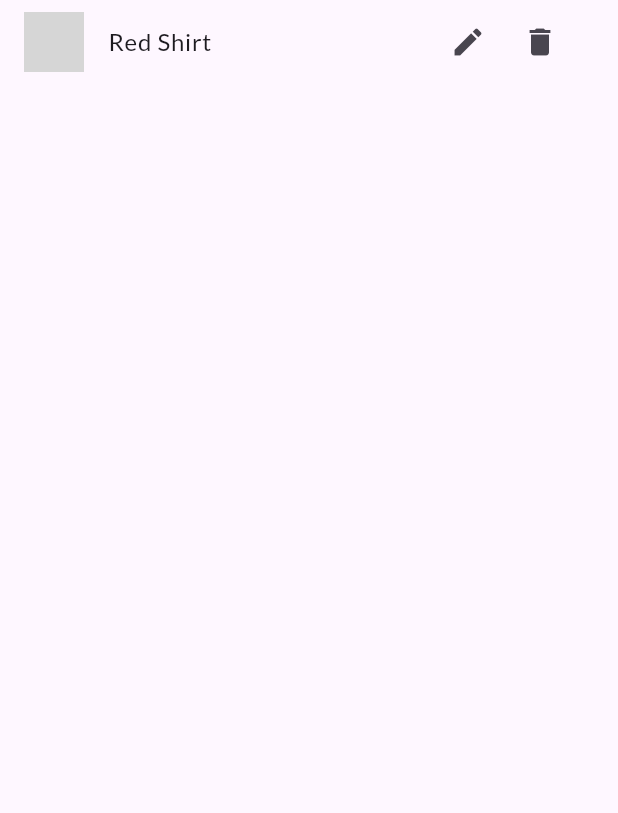
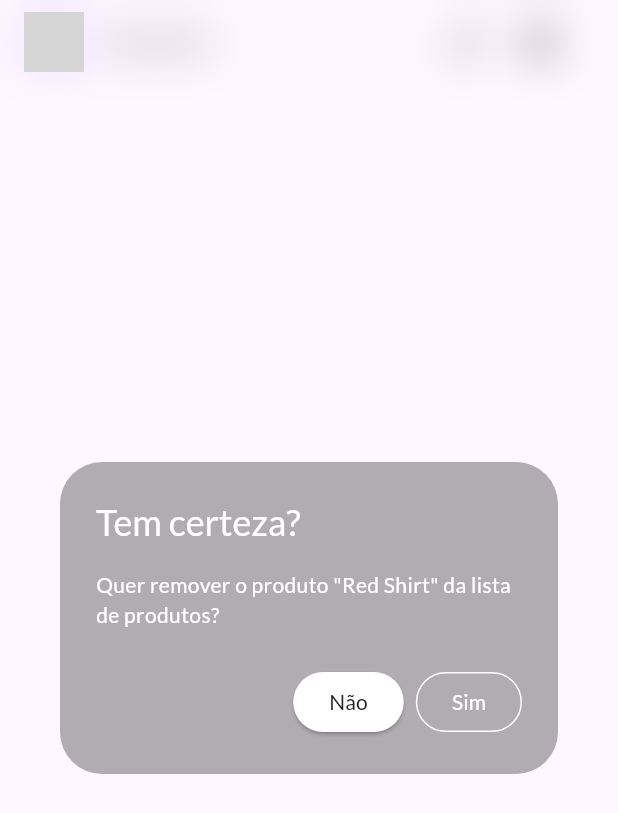
Before and after one commit to evertonbrunosds/Shop-FRONTEND, a Flutter app: the ProductItem widget shown alone on an empty page, opened directly with sample values from the repository, after a tap on the "delete" icon, on a phone screen of 412 x 824 dp. Shown: the top 813 px of the screen. Run offline on Flutter 3.47's test engine with Material 3 defaults, Android fonts, the phone set to English and light mode, and no system bars; network calls fail; grey boxes are pictures that could not be loaded.

Commit message:
v3.1 - exclusão de produto con confirmação

```diff
--- a/lib/components/product_item.dart
+++ b/lib/components/product_item.dart
@@ -1,3 +1,5 @@
+import 'dart:ui';
+
 import 'package:flutter/material.dart';
 import 'package:provider/provider.dart';
 import 'package:shop/models/product.dart';
@@ -7,6 +9,55 @@ import 'package:shop/utils/app_routes.dart';
 class ProductItem extends StatelessWidget {
   final Product product;
   const ProductItem({super.key, required this.product});
+
+  Future<bool?> confirm(final BuildContext context, {required String name}) {
+    final colorScheme = Theme.of(context).colorScheme;
+    return showDialog<bool>(
+      barrierColor: Colors.transparent,
+      context: context,
+      builder: (_) => BackdropFilter(
+        filter: ImageFilter.blur(sigmaX: 15, sigmaY: 15),
+        child: AlertDialog(
+          backgroundColor: colorScheme.background,
+          surfaceTintColor: Colors.transparent,
+          title: Text(
+            'Tem certeza?',
+            style: TextStyle(color: colorScheme.secondary),
+          ),
+          content: Text(
+            'Quer remover o produto "$name" da lista de produtos?',
+            style: TextStyle(color: colorScheme.secondary),
+          ),
+          actions: [
+            ElevatedButton(
+              style: ElevatedButton.styleFrom(
+                backgroundColor: colorScheme.secondary,
+              ),
+              onPressed: () => Navigator.of(context).pop(false),
+              child: Text(
+                'Não',
+                style: TextStyle(color: colorScheme.primary),
+              ),
+            ),
+            OutlinedButton(
+              style: OutlinedButton.styleFrom(
+                side: BorderSide(
+                  color: colorScheme.secondary,
+                ),
+              ),
+              onPressed: () {
+                Navigator.of(context).pop(true);
+              },
+              child: Text(
+                'Sim',
+                style: TextStyle(color: colorScheme.secondary),
+              ),
+            ),
+          ],
+        ),
+      ),
+    );
+  }
 
   @override
   Widget build(final BuildContext context) {
@@ -27,10 +78,16 @@ class ProductItem extends StatelessWidget {
               icon: const Icon(Icons.edit),
             ),
             IconButton(
-              onPressed: () => Provider.of<ProductList>(
-                context,
-                listen: false,
-              ).remove(product),
+              onPressed: () => confirm(context, name: product.name).then(
+                (result) {
+                  if (result ?? false) {
+                    Provider.of<ProductList>(
+                      context,
+                      listen: false,
+                    ).remove(product);
+                  }
+                },
+              ),
               icon: const Icon(Icons.delete),
             ),
           ],
```
